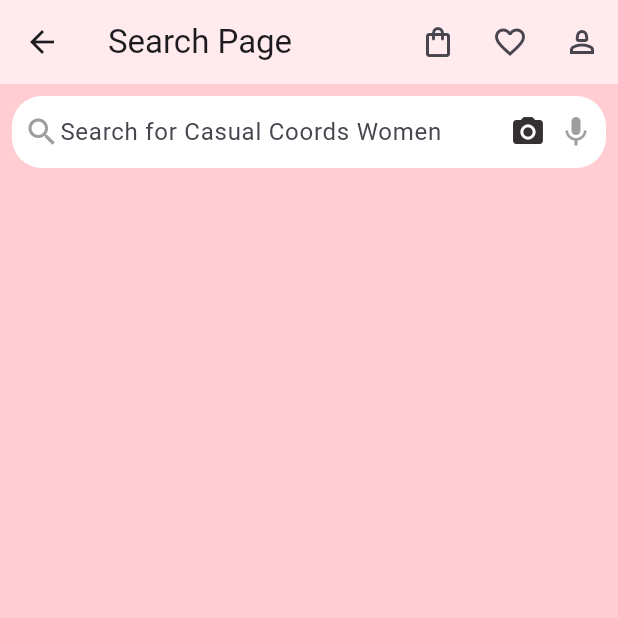
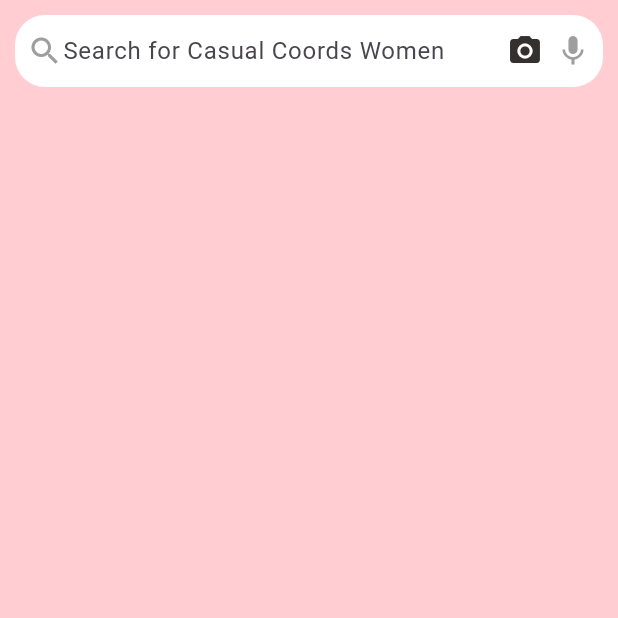
Before and after one commit to Lucifer-Aspire-A315/myapp, a Flutter app: the SearchPage screen opened directly, on a phone screen of 412 x 824 dp, the top half of it. Run offline on Flutter 3.47's test engine with Material 3 defaults, Android fonts, the light colour scheme and no system bars.

Commit message:
corrections done

```diff
--- a/lib/Pages/LoginPage.dart
+++ b/lib/Pages/LoginPage.dart
@@ -1,6 +1,5 @@
 import 'package:flutter/gestures.dart';
 import 'package:flutter/material.dart';
-import 'package:myapp/Pages/HomePage.dart';
 import 'package:myapp/Pages/SigninPage.dart';
 import 'package:myapp/main.dart';
 
--- a/lib/Pages/SearchPage.dart
+++ b/lib/Pages/SearchPage.dart
@@ -7,37 +7,39 @@ class SearchPage extends StatelessWidget {
   Widget build(BuildContext context) {
     return Scaffold(
       backgroundColor: Colors.red.shade100,
-      appBar: AppBar(
-        elevation: 0,
-        backgroundColor: Colors.white60,
-        title: const Text('Search Page'),
-        actions: [
-          IconButton(
-            onPressed: () {
-              Navigator.push(
-                context,
-                MaterialPageRoute(
-                  builder: (context) => const SearchPage(),
-                ),
-              );
-            },
-            icon: const Icon(Icons.shopping_bag_outlined),
-          ),
-          IconButton(
-            onPressed: () {},
-            icon: const Icon(Icons.favorite_border_outlined),
-          ),
-          IconButton(
-            onPressed: () {},
-            icon: const Icon(Icons.person_2_outlined),
-          ),
-        ],
-      ),
-      body: Padding(
-        padding: const EdgeInsets.all(8.0),
+      // appBar: AppBar(
+      //   elevation: 0,
+      //   backgroundColor: Colors.white60,
+      //   title: const Text('Search Page'),
+      //   actions: [
+      //     IconButton(
+      //       onPressed: () {
+      //         Navigator.push(
+      //           context,
+      //           MaterialPageRoute(
+      //             builder: (context) => const SearchPage(),
+      //           ),
+      //         );
+      //       },
+      //       icon: const Icon(Icons.shopping_bag_outlined),
+      //     ),
+      //     IconButton(
+      //       onPressed: () {},
+      //       icon: const Icon(Icons.favorite_border_outlined),
+      //     ),
+      //     IconButton(
+      //       onPressed: () {},
+      //       icon: const Icon(Icons.person_2_outlined),
+      //     ),
+      //   ],
+      // ),
+      body: SafeArea(
         child: Column(
           children: [
-            Container(
+            Padding(
+              padding: const EdgeInsets.all(10) ,
+
+            child: Container(
               padding: const EdgeInsets.symmetric(horizontal: 8.0),
               decoration: BoxDecoration(
                 color: Colors.white,
@@ -61,6 +63,7 @@ class SearchPage extends StatelessWidget {
                 ],
               ),
             ),
+            ),
           ],
         ),
       ),
--- a/lib/main.dart
+++ b/lib/main.dart
@@ -1,6 +1,5 @@
 import 'package:flutter/material.dart';
 import 'package:myapp/Pages/HomePage.dart';
-import 'package:myapp/Pages/SearchPage.dart';
 
 void main() {
   runApp(const MyApp());
```
Also changed, not shown: lib/Pages/HomePage.dart (+16 -6 lines).
